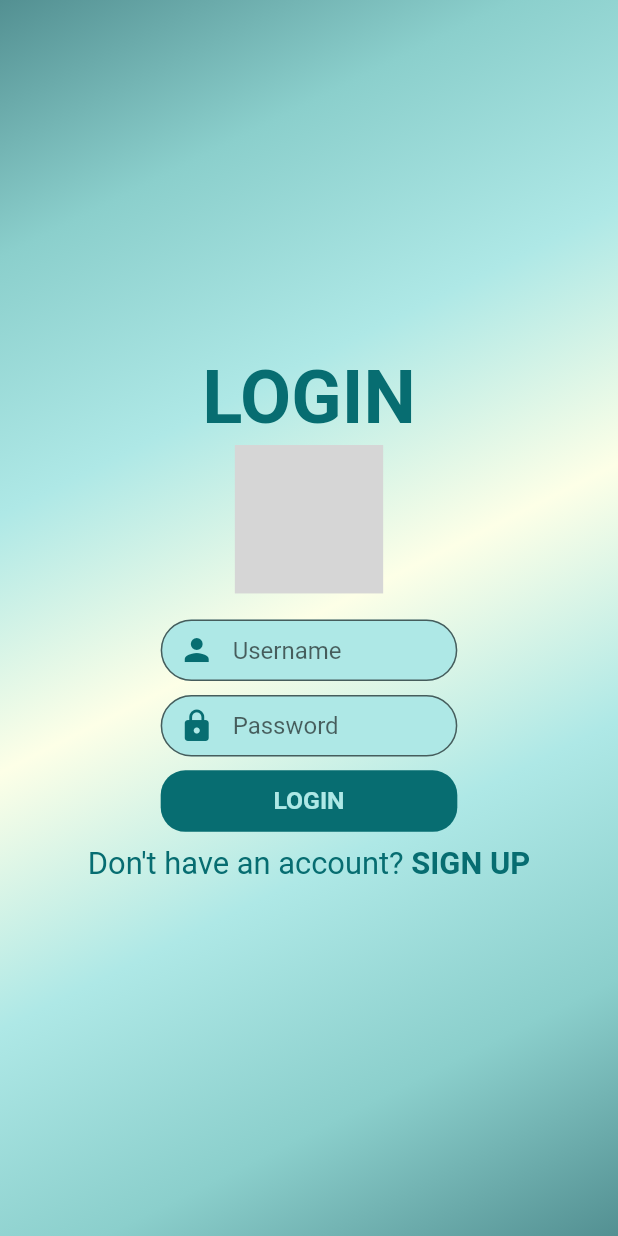
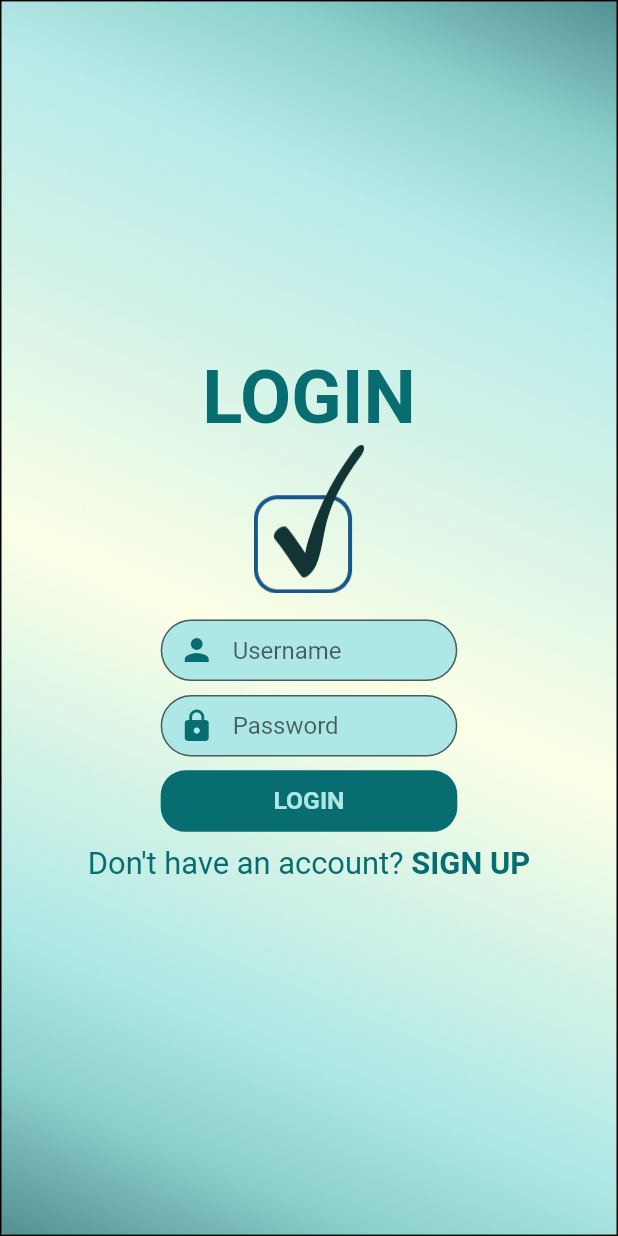
Before and after one commit to PriyaDebo/Check-It, a Flutter app: the screen it shows after launch, after a tap on "LOGIN", on a phone screen of 412 x 824 dp. Run offline on Flutter 3.47's test engine with Material 2 defaults, Android fonts, the phone set to English and light mode, and no system bars; our stand-ins replace google_fonts; grey boxes are pictures that could not be loaded.

Commit message:
Welcome Page And Sign Up Page Done

```diff
--- a/lib/Screens/Login/components/background.dart
+++ b/lib/Screens/Login/components/background.dart
@@ -16,52 +16,12 @@ class Background extends StatelessWidget {
       height: size.height,
       width: double.infinity,
       decoration: BoxDecoration(
-          gradient: LinearGradient(begin: Alignment.topLeft, end: Alignment.bottomRight, colors: [
-        Color(0xff539092),
-        Color(0xff8bcfcc),
-        Color(0xffaee8e6),
-        Color(0xfffdffe7),
-        Color(0xffaee8e6),
-        Color(0xff8bcfcc),
-        Color(0xff539092),
-      ])),
+        image: DecorationImage(
+          image: AssetImage("assets/images/bg_l_to_r.png"),
+          fit: BoxFit.fill,
+        ),
+      ),
       child:
-          // Stack(
-          //   alignment: Alignment.center,
-          //   children: <Widget>[
-          //     // Positioned(
-          //     //   top: 0,
-          //     //   child: SvgPicture.asset(
-          //     //     "assets/icons/up_wave.svg",
-          //     //     height: size.height * 0.3,
-          //     //     width: size.width,
-          //     //   ),
-          //     // ),
-          //     // Positioned(
-          //     //   bottom: 0,
-          //     //   child: SvgPicture.asset(
-          //     //     "assets/icons/down_wave.svg",
-          //     //     height: size.height * 0.3,
-          //     //     width: size.width,
-          //     //   ),
-          //     // ),
-          //     // child,
-          //     Container(
-          //       decoration: BoxDecoration(
-          //           gradient: LinearGradient(
-          //               begin: Alignment.topLeft,
-          //               end: Alignment.bottomRight,
-          //               colors: [
-          //                 Color(0xff539092),
-          //                 Color(0xff8bcfcc),
-          //                 Color(0xffaee8e6),
-          //                 Color(0xfffdffe7),
-          //                 Color(0xffaee8e6),
-          //                 Color(0xff8bcfcc),
-          //                 Color(0xff539092),
-          //
-          //               ])),
-          //     ),
           SafeArea(
               child: Scaffold(
                   backgroundColor: Colors.transparent,
--- a/lib/Screens/Login/components/body.dart
+++ b/lib/Screens/Login/components/body.dart
@@ -4,7 +4,6 @@ import 'package:check_it/all_components/rounded_button.dart';
 import 'package:check_it/all_components/rounded_input_field.dart';
 import 'package:check_it/constants.dart';
 import 'package:flutter/material.dart';
-import 'package:flutter_svg/flutter_svg.dart';
 import 'package:google_fonts/google_fonts.dart';
 
 class Body extends StatelessWidget {
@@ -21,7 +20,7 @@ class Body extends StatelessWidget {
           style: GoogleFonts.comicNeue(textStyle: TextStyle(color: kPrimaryColor), fontSize: size.height * 0.06, fontWeight: FontWeight.bold),
         ),
         SizedBox(height: size.height * 0.003),
-        SvgPicture.asset("assets/icons/ic_launcher.svg", height: size.height * 0.12),
+        Image.asset("assets/images/ic_launcher.png", height: size.height * 0.12),
         SizedBox(height: size.height * 0.02),
         RoundInputField(
           hintText: "Username",
--- a/lib/Screens/Signup/components/body.dart
+++ b/lib/Screens/Signup/components/body.dart
@@ -4,7 +4,6 @@ import 'package:check_it/all_components/rounded_button.dart';
 import 'package:check_it/all_components/rounded_input_field.dart';
 import 'package:check_it/constants.dart';
 import 'package:flutter/material.dart';
-import 'package:flutter_svg/flutter_svg.dart';
 import 'package:google_fonts/google_fonts.dart';
 
 class Body extends StatelessWidget {
@@ -21,7 +20,7 @@ class Body extends StatelessWidget {
           style: GoogleFonts.comicNeue(textStyle: TextStyle(color: kPrimaryColor), fontSize: size.height*0.06, fontWeight: FontWeight.bold),
         ),
         SizedBox(height: size.height * 0.003),
-        SvgPicture.asset("assets/icons/ic_launcher.svg", height: size.height * 0.12),
+        Image.asset("assets/images/ic_launcher.png", height: size.height * 0.12),
         SizedBox(height: size.height * 0.02),
         RoundInputField(
           hintText: "Username",
--- a/lib/Screens/Welcome/components/background.dart
+++ b/lib/Screens/Welcome/components/background.dart
@@ -1,5 +1,4 @@
 import 'package:flutter/material.dart';
-import 'package:flutter_svg/flutter_svg.dart';
 
 class Background extends StatelessWidget {
   final Widget child;
@@ -13,31 +12,23 @@ class Background extends StatelessWidget {
   Widget build(BuildContext context) {
     Size size = MediaQuery.of(context).size;
     return Container(
-      height: size.height,
-      width: double.infinity,
-      child: Stack(
-        alignment: Alignment.center,
-        children: <Widget>[
-          Positioned(
-            top: 0,
-            child: SvgPicture.asset(
-              "assets/icons/up_wave.svg",
-              height: size.height * 0.3,
-              width: size.width,
-            ),
-          ),
-          Positioned(
-            bottom: 0,
-            child: SvgPicture.asset(
-              "assets/icons/down_wave.svg",
-              height: size.height * 0.3,
-              width: size.width,
-            ),
-          ),
-          child,
-
-        ],
-      ),
+    alignment: Alignment.center,
+    height: size.height,
+    width: double.infinity,
+    decoration: BoxDecoration(
+    image: DecorationImage(
+    image: AssetImage("assets/images/bg_plain.png"),
+    fit: BoxFit.fill,
+    ),
+    ),
+    child:
+    SafeArea(
+    child: Scaffold(
+    backgroundColor: Colors.transparent,
+    body: Container(
+    child: this.child,
+    alignment: Alignment.center,
+    ))),
     );
   }
 }
--- a/lib/Screens/Welcome/components/body.dart
+++ b/lib/Screens/Welcome/components/body.dart
@@ -4,7 +4,6 @@ import 'package:check_it/Screens/Welcome/components/background.dart';
 import 'package:check_it/all_components/rounded_button.dart';
 import 'package:check_it/constants.dart';
 import 'package:flutter/material.dart';
-import 'package:flutter_svg/flutter_svg.dart';
 import 'package:google_fonts/google_fonts.dart';
 
 class Body extends StatelessWidget {
@@ -21,7 +20,7 @@ class Body extends StatelessWidget {
           style: GoogleFonts.comicNeue(textStyle: TextStyle(color: kPrimaryColor), fontSize: size.height*0.05, fontWeight: FontWeight.bold),
         ),
         SizedBox(height: size.height * 0.004),
-        SvgPicture.asset("assets/icons/ic_launcher.svg", height: size.height * 0.12),
+        Image.asset("assets/images/ic_launcher.png", height: size.height * 0.12),
         SizedBox(height: size.height * 0.04),
         RoundButton(
           text: "LOGIN",
```
Also changed, not shown: lib/Screens/Signup/components/background.dart (+17 -40 lines), pubspec.yaml (+3 -4 lines), assets/images/background.png (added), assets/images/bg_l_to_r.png (added), assets/images/bg_plain.png (added), assets/images/bg_r_to_l.png (added), assets/images/bg_radial.png (added), assets/images/ic_launcher.png (added), pubspec.lock, 31 other files.
